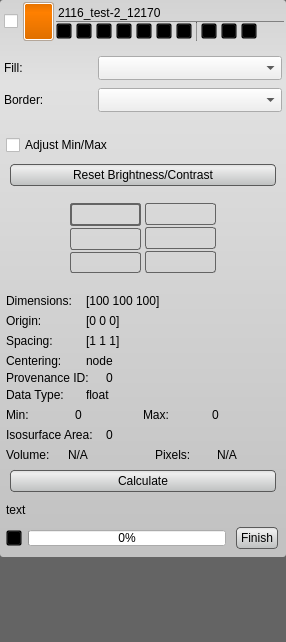
Before: the Qt Designer form src/Interface/Application/LayerWidget.ui in SCIInstitute/Seg3D, drawn with Qt 5.
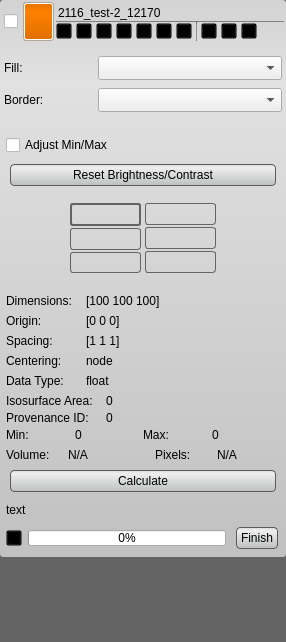
After: the same form once the commit is applied. Icons and pictures are not drawn. Custom widgets are drawn as their Qt base class.

Patch:
```diff
--- a/src/Interface/Application/LayerWidget.ui
+++ b/src/Interface/Application/LayerWidget.ui
@@ -1506,38 +1506,6 @@
               </layout>
              </widget>
             </item>
-            <item>
-             <widget class="QWidget" name="widget_10" native="true">
-              <layout class="QHBoxLayout" name="horizontalLayout_24">
-               <property name="spacing">
-                <number>0</number>
-               </property>
-               <property name="margin">
-                <number>0</number>
-               </property>
-               <item>
-                <widget class="QLabel" name="label_13">
-                 <property name="maximumSize">
-                  <size>
-                   <width>100</width>
-                   <height>16777215</height>
-                  </size>
-                 </property>
-                 <property name="text">
-                  <string>Provenance ID:</string>
-                 </property>
-                </widget>
-               </item>
-               <item>
-                <widget class="QLabel" name="provenance_id_">
-                 <property name="text">
-                  <string>0</string>
-                 </property>
-                </widget>
-               </item>
-              </layout>
-             </widget>
-            </item>
             <item>
              <widget class="QWidget" name="datainfo_widget_" native="true">
               <property name="minimumSize">
@@ -1597,58 +1565,6 @@
                  </layout>
                 </widget>
                </item>
-               <item>
-                <widget class="QWidget" name="min_max_widget_" native="true">
-                 <property name="minimumSize">
-                  <size>
-                   <width>0</width>
-                   <height>20</height>
-                  </size>
-                 </property>
-                 <property name="maximumSize">
-                  <size>
-                   <width>16777215</width>
-                   <height>20</height>
-                  </size>
-                 </property>
-                 <layout class="QHBoxLayout" name="horizontalLayout_20">
-                  <property name="spacing">
-                   <number>0</number>
-                  </property>
-                  <property name="margin">
-                   <number>0</number>
-                  </property>
-                  <item>
-                   <widget class="QLabel" name="label_11">
-                    <property name="text">
-                     <string>Min:</string>
-                    </property>
-                   </widget>
-                  </item>
-                  <item>
-                   <widget class="QLabel" name="min_label_">
-                    <property name="text">
-                     <string>0</string>
-                    </property>
-                   </widget>
-                  </item>
-                  <item>
-                   <widget class="QLabel" name="label_12">
-                    <property name="text">
-                     <string>Max:</string>
-                    </property>
-                   </widget>
-                  </item>
-                  <item>
-                   <widget class="QLabel" name="max_label_">
-                    <property name="text">
-                     <string>0</string>
-                    </property>
-                   </widget>
-                  </item>
-                 </layout>
-                </widget>
-               </item>
               </layout>
              </widget>
             </item>
@@ -1696,6 +1612,90 @@
               </layout>
              </widget>
             </item>
+            <item>
+             <widget class="QWidget" name="widget_10" native="true">
+              <layout class="QHBoxLayout" name="horizontalLayout_24">
+               <property name="spacing">
+                <number>0</number>
+               </property>
+               <property name="margin">
+                <number>0</number>
+               </property>
+               <item>
+                <widget class="QLabel" name="label_13">
+                 <property name="maximumSize">
+                  <size>
+                   <width>100</width>
+                   <height>16777215</height>
+                  </size>
+                 </property>
+                 <property name="text">
+                  <string>Provenance ID:</string>
+                 </property>
+                </widget>
+               </item>
+               <item>
+                <widget class="QLabel" name="provenance_id_">
+                 <property name="text">
+                  <string>0</string>
+                 </property>
+                </widget>
+               </item>
+              </layout>
+             </widget>
+            </item>
+            <item>
+             <widget class="QWidget" name="min_max_widget_" native="true">
+              <property name="minimumSize">
+               <size>
+                <width>0</width>
+                <height>20</height>
+               </size>
+              </property>
+              <property name="maximumSize">
+               <size>
+                <width>16777215</width>
+                <height>20</height>
+               </size>
+              </property>
+              <layout class="QHBoxLayout" name="horizontalLayout_20">
+               <property name="spacing">
+                <number>0</number>
+               </property>
+               <property name="margin">
+                <number>0</number>
+               </property>
+               <item>
+                <widget class="QLabel" name="label_11">
+                 <property name="text">
+                  <string>Min:</string>
+                 </property>
+                </widget>
+               </item>
+               <item>
+                <widget class="QLabel" name="min_label_">
+                 <property name="text">
+                  <string>0</string>
+                 </property>
+                </widget>
+               </item>
+               <item>
+                <widget class="QLabel" name="label_12">
+                 <property name="text">
+                  <string>Max:</string>
+                 </property>
+                </widget>
+               </item>
+               <item>
+                <widget class="QLabel" name="max_label_">
+                 <property name="text">
+                  <string>0</string>
+                 </property>
+                </widget>
+               </item>
+              </layout>
+             </widget>
+            </item>
             <item>
              <widget class="QWidget" name="mask_volume_widget_" native="true">
               <layout class="QVBoxLayout" name="verticalLayout_16">
```
